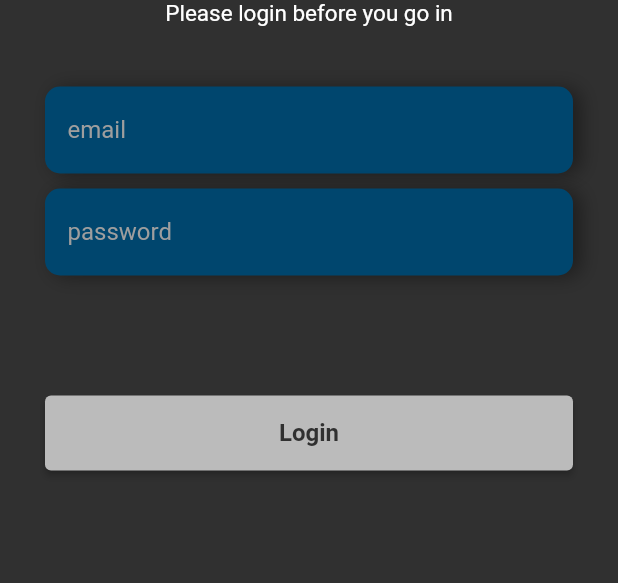
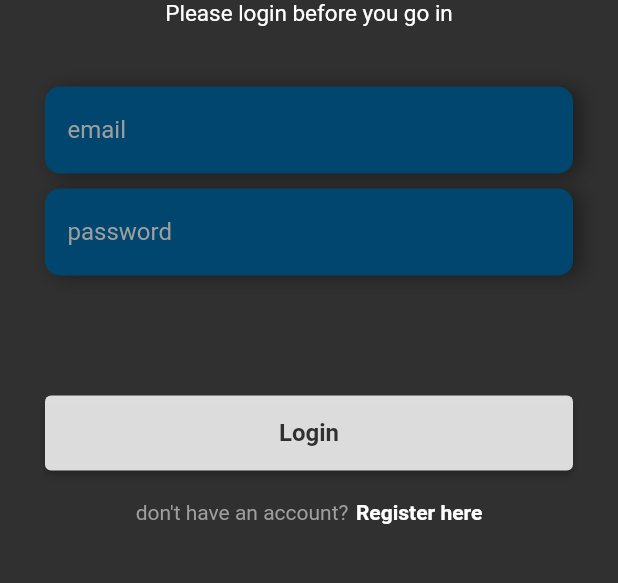
Before and after one commit to RuanK07/Utup, a Flutter app: the screen it shows after launch, on a phone screen of 412 x 824 dp, the part 503-1086 px from its top. Run offline on Flutter 3.47's test engine with Material 2 defaults, Android fonts, the phone set to English and light mode, and no system bars.

Commit message:
Create Register Row

```diff
--- a/lib/src/pages/login_page.dart
+++ b/lib/src/pages/login_page.dart
@@ -1,4 +1,5 @@
 import 'package:flutter/material.dart';
+import 'package:seutup/src/pages/register_page.dart';
 import 'package:seutup/src/utils/colors.dart';
 
 class LoginPage extends StatefulWidget {
@@ -83,6 +84,7 @@ class _LoginPageState extends State<LoginPage> {
                                   color: Colors.black38)
                             ]),
                         child: TextFormField(
+                            obscureText: true,
                             style: const TextStyle(
                               color: Colors.white,
                             ),
@@ -94,7 +96,9 @@ class _LoginPageState extends State<LoginPage> {
                   ],
                 ),
               ),
-              Container(
+              Padding(
+                padding: const EdgeInsets.only(bottom: 20),
+                child: Container(
                   height: 50,
                   width: double.infinity,
                   decoration:
@@ -102,14 +106,38 @@ class _LoginPageState extends State<LoginPage> {
                   child: ElevatedButton(
                       onPressed: () {},
                       style: ElevatedButton.styleFrom(
-                      backgroundColor: const Color.fromARGB(255, 187, 187,
-                          187), // Set the background color to white
+                        backgroundColor: Color.fromARGB(214, 255, 255,
+                            255), // Set the background color to white
                       ),
                       child: const Text("Login",
                           style: TextStyle(
                               color: primaryBlack,
                               fontWeight: FontWeight.bold,
                               fontSize: 16))),
+                ),
+              ),
+              Row(
+                mainAxisAlignment: MainAxisAlignment.center,
+                children: [
+                  const Text(
+                    "don't have an account?",
+                    style: TextStyle(color: Colors.grey),
+                  ),
+                  SizedBox(
+                    width: 5,
+                  ),
+                  GestureDetector(
+                    onTap: () => Navigator.push(
+                        context,
+                        MaterialPageRoute(
+                            builder: (context) => const RegisterPage())),
+                    child: const Text(
+                      "Register here",
+                      style: TextStyle(
+                          color: Colors.white, fontWeight: FontWeight.bold),
+                    ),
+                  )
+                ],
               )
             ],
           ),
```
Lines whose indentation alone changed are shown as unchanged.
